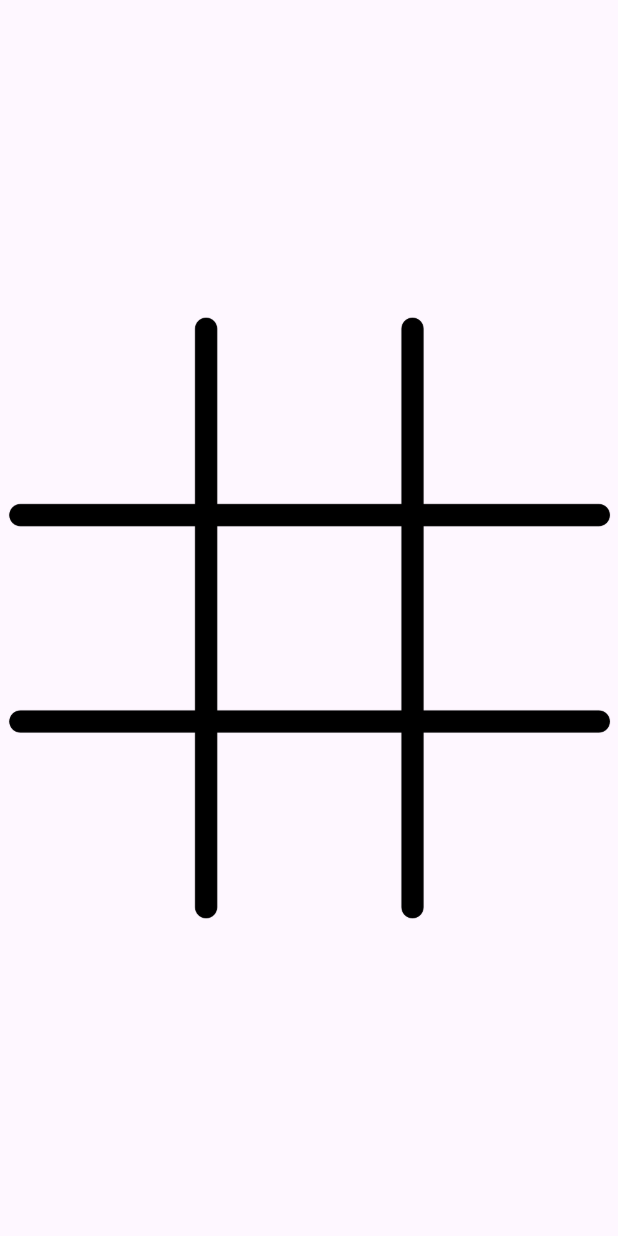
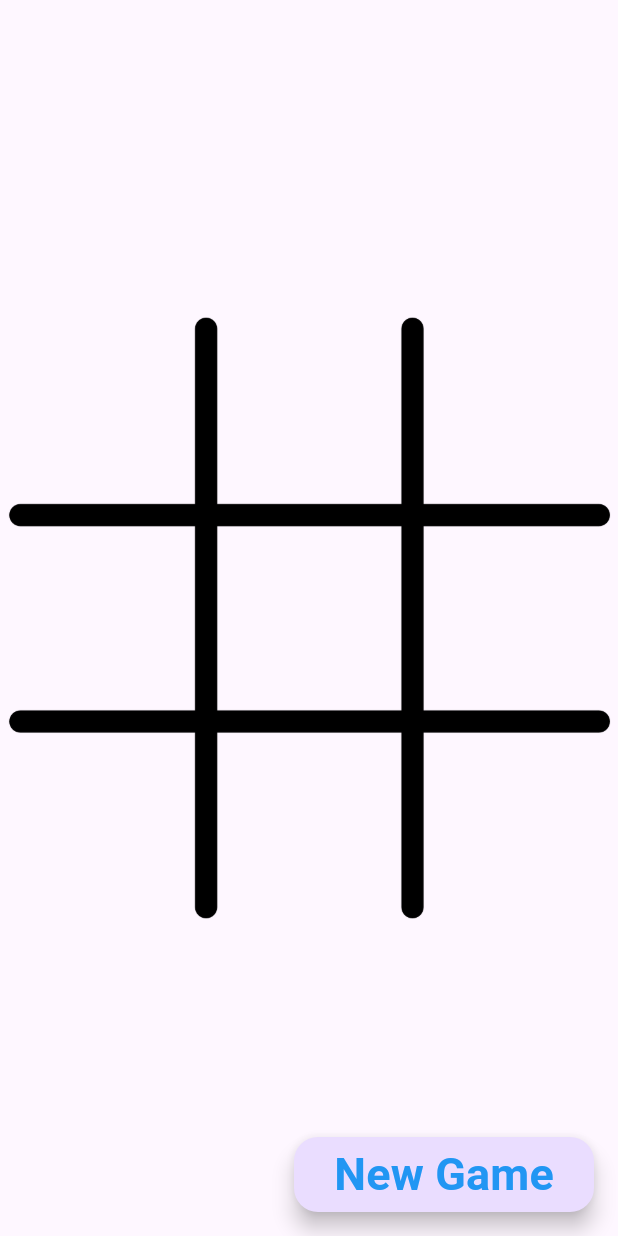
Before and after one commit to Gabbygabijo/30DaysOfFlutter, a Flutter app: the screen it shows after launch, on a phone screen of 412 x 824 dp. Run offline on Flutter 3.47's test engine with Material 3 defaults, Android fonts, the phone set to English and light mode, and no system bars.

Commit message:
Added the button

```diff
--- a/lib/main.dart
+++ b/lib/main.dart
@@ -27,6 +27,20 @@ class _MyAppState extends State<MyApp> {
           child: Stack(
             children: [Image.asset('images/board.png'), _boardTiles()],
           ),
+        ),
+        floatingActionButton: SizedBox(
+            height: 50,
+            width: 200,
+            child: FloatingActionButton(
+              onPressed: () {
+                _restartGame();
+              },
+              child: const Text(
+                'New Game',
+                style: TextStyle(
+                    color: Colors.blue, fontSize: 30, fontWeight: FontWeight.w600),
+              ),
+            ),
         ),
       ),
     );
```
